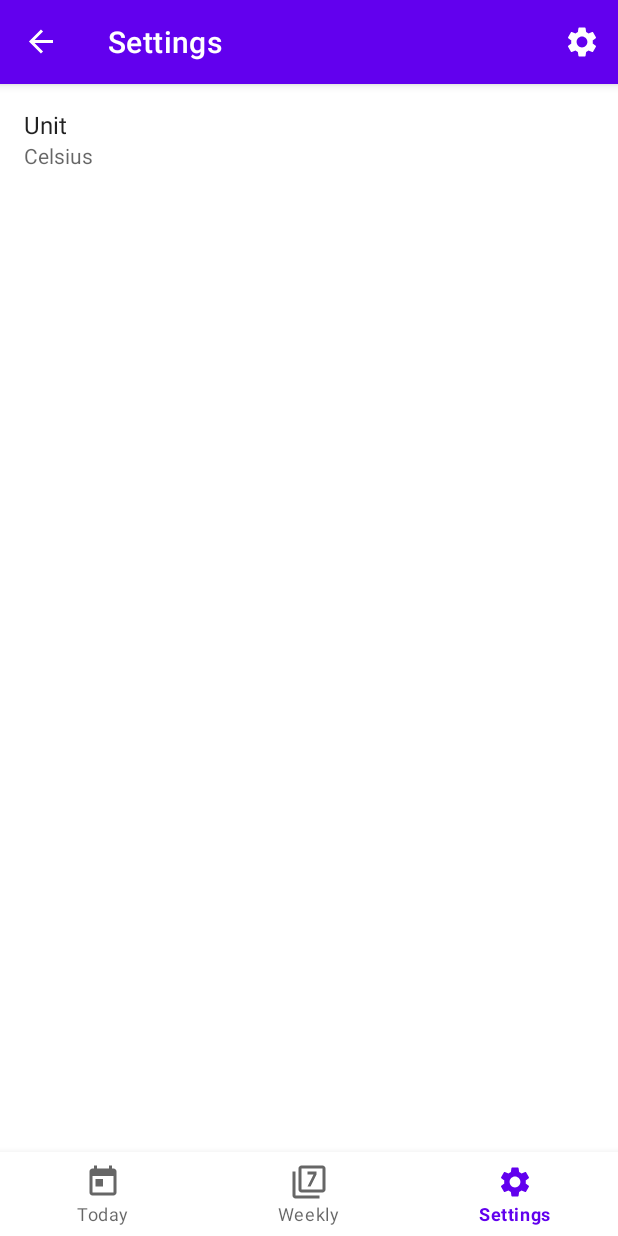
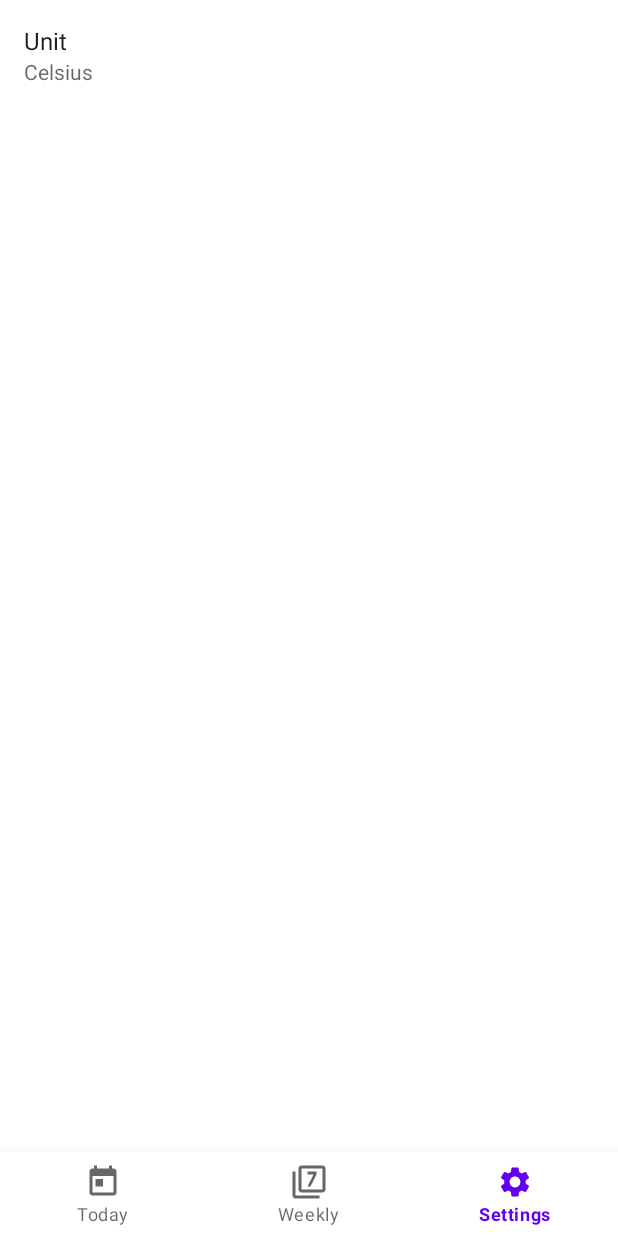
Before and after one commit to rhodeon/WeatherSage, an Android app: the screen it shows after launch (MainActivity), on a phone screen of 412 x 824 dp. Run offline under Robolectric (Android 15) with nearby library versions, the phone set to English and light mode, and no system bars; our stand-ins replace androidx.preference, navigation-ui; 2 statements that could not run were skipped.

Commit message:
Removed the appbar.

```diff
--- a/app/src/main/java/com/rhodeon/weathersage/MainActivity.kt
+++ b/app/src/main/java/com/rhodeon/weathersage/MainActivity.kt
@@ -2,34 +2,20 @@ package com.rhodeon.weathersage
 
 import androidx.appcompat.app.AppCompatActivity
 import android.os.Bundle
-import android.view.Menu
-import android.view.MenuInflater
-import android.view.MenuItem
-import android.view.View
-import androidx.appcompat.widget.Toolbar
-import androidx.core.view.isVisible
 import androidx.navigation.NavController
 import androidx.navigation.findNavController
-import androidx.navigation.ui.AppBarConfiguration
-import androidx.navigation.ui.setupActionBarWithNavController
 import androidx.navigation.ui.setupWithNavController
 import com.rhodeon.weathersage.databinding.ActivityMainBinding
-import com.rhodeon.weathersage.utils.TempDisplaySettingManager
 import com.rhodeon.weathersage.utils.isLocationEmpty
 
 class MainActivity : AppCompatActivity() {
     private lateinit var binding: ActivityMainBinding
-    private lateinit var tempDisplaySettingManager: TempDisplaySettingManager
     private lateinit var navController: NavController
-    private lateinit var appBarConfiguration: AppBarConfiguration
 
     override fun onCreate(savedInstanceState: Bundle?) {
         super.onCreate(savedInstanceState)
         binding = ActivityMainBinding.inflate(layoutInflater)
         setContentView(binding.root)  // display the main activity
-
-        tempDisplaySettingManager =
-            TempDisplaySettingManager(this)
 
         navController = findNavController(R.id.nav_host_fragment)
         val navGraph = navController.navInflater.inflate(R.navigation.main_nav)
@@ -39,46 +25,6 @@ class MainActivity : AppCompatActivity() {
         else navGraph.startDestination = R.id.locationEntryFragment                                      // Start from location entry fragment if there is no saved location
 
         navController.graph = navGraph
-
-        val toolbar: Toolbar = binding.toolbar
-        setSupportActionBar(toolbar)
-        appBarConfiguration = AppBarConfiguration(setOf(R.id.locationEntryFragment, R.id.currentForecastFragment, R.id.weeklyForecastFragment))
-        setupActionBarWithNavController(navController, appBarConfiguration)
-
         binding.bottomNavigationView.setupWithNavController(navController)     // setup bottom nav bar
-
-        // Hide the settings icon when opening the settings fragment.
-        navController.addOnDestinationChangedListener { _, destination, _ ->
-            when (destination.id) {
-                R.id.settingsFragment -> findViewById<View>(R.id.settings).isVisible = false
-            }
-        }
     }
-
-    // Allows the up arrow to navigate back to the previous fragment and redisplay the settings icon.
-    override fun onSupportNavigateUp(): Boolean {
-        findViewById<View>(R.id.settings).isVisible = true
-        return findNavController(R.id.nav_host_fragment).navigateUp()
-    }
-
-    // region: Handle Menu
-    override fun onCreateOptionsMenu(menu: Menu?): Boolean {
-        // Populate menu view with settings_menu items
-        val inflater: MenuInflater = menuInflater
-        inflater.inflate(R.menu.settings_menu, menu)
-        return true
-    }
-
-    override fun onOptionsItemSelected(item: MenuItem): Boolean {
-        // Handle when a menu item is selected with the use of its ID
-        // Param: item - a clicked or selected menu item
-        return when (item.itemId) {
-            R.id.settings -> {
-                findNavController(R.id.nav_host_fragment).navigate(R.id.settingsFragment)
-                true
-            }
-            else -> super.onOptionsItemSelected(item)
-        }
-    }
-    // endregion: Handle Menu
 }
--- a/app/src/main/res/layout/activity_main.xml
+++ b/app/src/main/res/layout/activity_main.xml
@@ -7,8 +7,7 @@
     android:layout_width="match_parent"
     android:layout_height="match_parent"
     android:clipChildren="false"
-    tools:context=".MainActivity"
-    >
+    tools:context=".MainActivity">
 
     <fragment
         android:id="@+id/nav_host_fragment"
@@ -19,8 +18,7 @@
         app:layout_constraintBottom_toTopOf="@+id/bottomNavigationView"
         app:layout_constraintEnd_toEndOf="parent"
         app:layout_constraintStart_toStartOf="parent"
-        app:layout_constraintTop_toBottomOf="@id/app_bar_layout" />
-
+        app:layout_constraintTop_toTopOf="parent" />
 
     <com.google.android.material.bottomnavigation.BottomNavigationView
         android:id="@+id/bottomNavigationView"
@@ -32,22 +30,6 @@
         app:layout_constraintStart_toStartOf="parent"
         android:elevation="1dp"
         app:elevation="8dp"
-        app:menu="@menu/main_nav"/>
+        app:menu="@menu/main_nav" />
 
-    <com.google.android.material.appbar.AppBarLayout
-        android:id="@+id/app_bar_layout"
-        android:layout_width="match_parent"
-        android:layout_height="wrap_content"
-        app:layout_constraintEnd_toEndOf="parent"
-        app:layout_constraintStart_toStartOf="parent"
-        app:layout_constraintTop_toTopOf="parent" >
-
-        <androidx.appcompat.widget.Toolbar
-            android:id="@+id/toolbar"
-            android:layout_width="match_parent"
-            android:layout_height="match_parent"
-            android:minHeight="?attr/actionBarSize"
-            app:titleTextColor="@android:color/white"
-            android:theme="@style/ToolbarTheme" />
-    </com.google.android.material.appbar.AppBarLayout>
 </androidx.constraintlayout.widget.ConstraintLayout>
```
